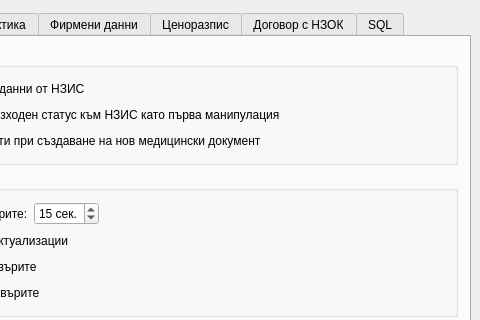
First picture: the form in src/View/Widgets/SettingsDialog.ui, repository thefinalcutbg/DinoDent, before the edit; both pictures show x 210 to 690 and y 0 to 320 of the 690 by 494 pixel window.
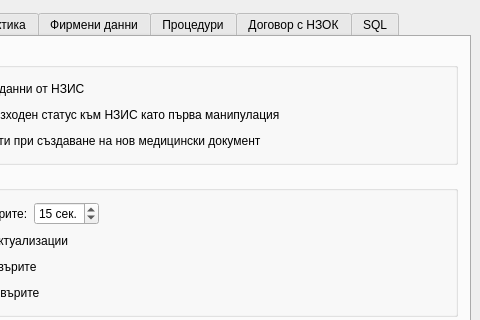
Second picture: the form after the edit. Custom widgets are drawn as their Qt base class.

```diff
--- a/src/View/Widgets/SettingsDialog.ui
+++ b/src/View/Widgets/SettingsDialog.ui
@@ -1260,7 +1260,7 @@
      </widget>
      <widget class="QWidget" name="priceTab">
       <attribute name="title">
-       <string>Ценоразпис</string>
+       <string>Процедури</string>
       </attribute>
       <layout class="QVBoxLayout" name="verticalLayout_25">
        <item>
```
